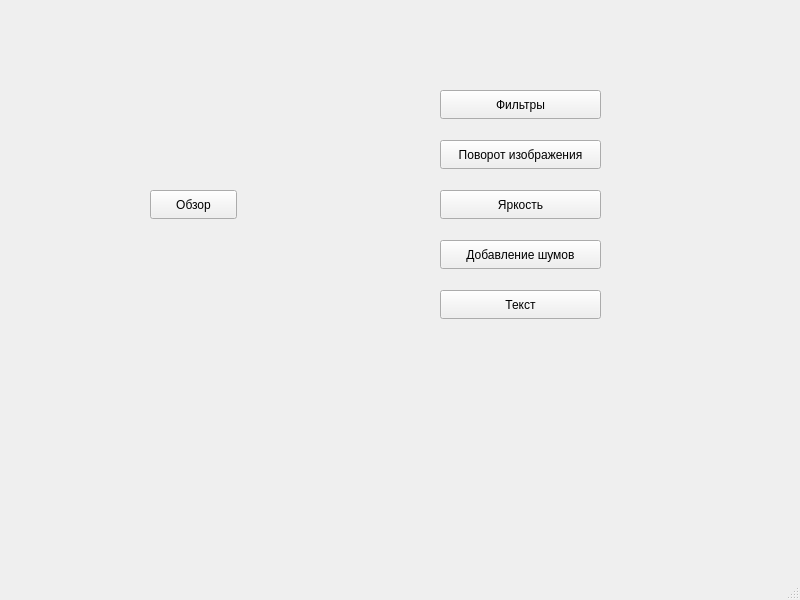
Old version of the form untitled.ui in the repository aurumtell/Project1.
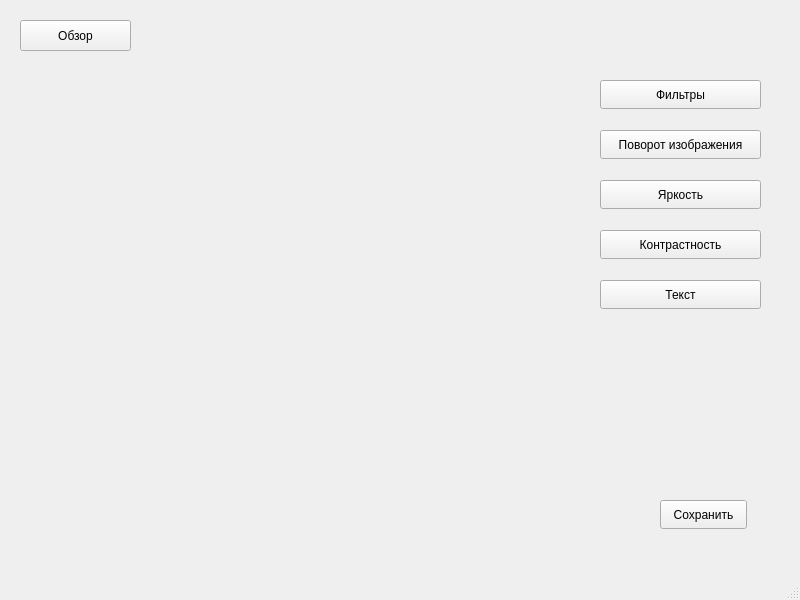
New version of the form.

Patch:
```diff
--- a/untitled.ui
+++ b/untitled.ui
@@ -17,10 +17,10 @@
    <widget class="QPushButton" name="obzor">
     <property name="geometry">
      <rect>
-      <x>150</x>
-      <y>190</y>
-      <width>87</width>
-      <height>29</height>
+      <x>20</x>
+      <y>20</y>
+      <width>111</width>
+      <height>31</height>
      </rect>
     </property>
     <property name="text">
@@ -30,8 +30,8 @@
    <widget class="QPushButton" name="filtrs">
     <property name="geometry">
      <rect>
-      <x>440</x>
-      <y>90</y>
+      <x>600</x>
+      <y>80</y>
       <width>161</width>
       <height>29</height>
      </rect>
@@ -43,8 +43,8 @@
    <widget class="QPushButton" name="rotate">
     <property name="geometry">
      <rect>
-      <x>440</x>
-      <y>140</y>
+      <x>600</x>
+      <y>130</y>
       <width>161</width>
       <height>29</height>
      </rect>
@@ -56,8 +56,8 @@
    <widget class="QPushButton" name="brightness">
     <property name="geometry">
      <rect>
-      <x>440</x>
-      <y>190</y>
+      <x>600</x>
+      <y>180</y>
       <width>161</width>
       <height>29</height>
      </rect>
@@ -69,21 +69,21 @@
    <widget class="QPushButton" name="noise">
     <property name="geometry">
      <rect>
-      <x>440</x>
-      <y>240</y>
+      <x>600</x>
+      <y>230</y>
       <width>161</width>
       <height>29</height>
      </rect>
     </property>
     <property name="text">
-     <string>Добавление шумов</string>
+     <string>Контрастность</string>
     </property>
    </widget>
    <widget class="QPushButton" name="text">
     <property name="geometry">
      <rect>
-      <x>440</x>
-      <y>290</y>
+      <x>600</x>
+      <y>280</y>
       <width>161</width>
       <height>29</height>
      </rect>
@@ -92,6 +92,32 @@
      <string>Текст</string>
     </property>
    </widget>
+   <widget class="QPushButton" name="pushButton">
+    <property name="geometry">
+     <rect>
+      <x>660</x>
+      <y>500</y>
+      <width>87</width>
+      <height>29</height>
+     </rect>
+    </property>
+    <property name="text">
+     <string>Сохранить</string>
+    </property>
+   </widget>
+   <widget class="QLabel" name="label">
+    <property name="geometry">
+     <rect>
+      <x>20</x>
+      <y>70</y>
+      <width>541</width>
+      <height>391</height>
+     </rect>
+    </property>
+    <property name="text">
+     <string/>
+    </property>
+   </widget>
   </widget>
   <widget class="QMenuBar" name="menubar">
    <property name="geometry">
```
Left out of the diff: 2 changed lines with no effect on the pictures.
